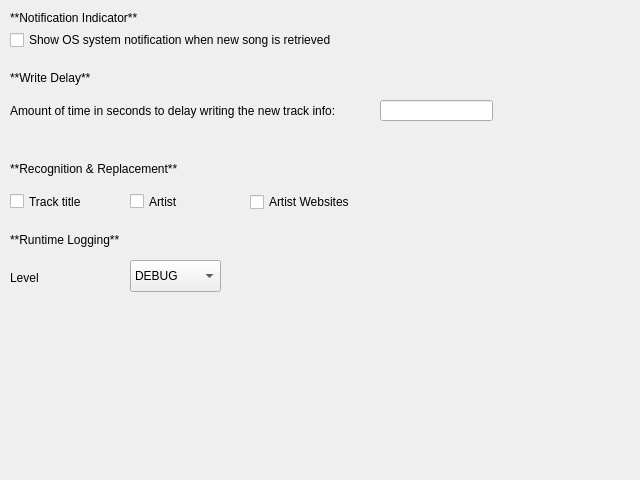
whatsnowplaying/whats-now-playing, file nowplaying/resources/general_ui.ui: the form before one commit.
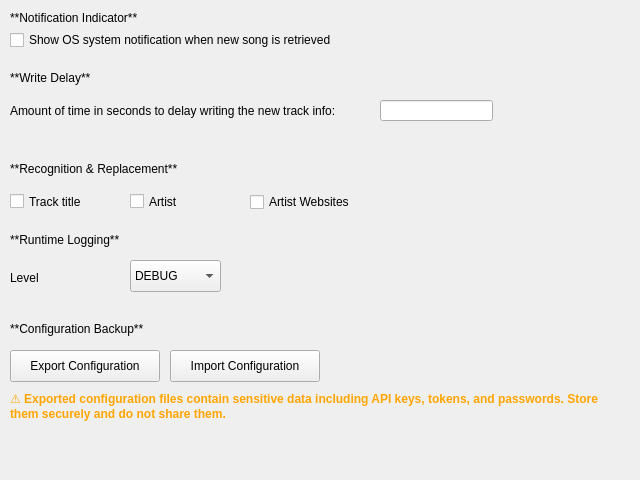
The form after the commit.

What changed in the file:
```diff
--- a/nowplaying/resources/general_ui.ui
+++ b/nowplaying/resources/general_ui.ui
@@ -206,6 +206,73 @@
     <string>Artist Websites</string>
    </property>
   </widget>
+  <widget class="QLabel" name="config_backup_label">
+   <property name="geometry">
+    <rect>
+     <x>10</x>
+     <y>320</y>
+     <width>201</width>
+     <height>17</height>
+    </rect>
+   </property>
+   <property name="text">
+    <string>**Configuration Backup**</string>
+   </property>
+   <property name="textFormat">
+    <enum>Qt::MarkdownText</enum>
+   </property>
+  </widget>
+  <widget class="QPushButton" name="export_config_button">
+   <property name="geometry">
+    <rect>
+     <x>10</x>
+     <y>350</y>
+     <width>150</width>
+     <height>32</height>
+    </rect>
+   </property>
+   <property name="text">
+    <string>Export Configuration</string>
+   </property>
+   <property name="toolTip">
+    <string>Export all settings to a JSON file. WARNING: Contains sensitive data including API keys and passwords.</string>
+   </property>
+  </widget>
+  <widget class="QPushButton" name="import_config_button">
+   <property name="geometry">
+    <rect>
+     <x>170</x>
+     <y>350</y>
+     <width>150</width>
+     <height>32</height>
+    </rect>
+   </property>
+   <property name="text">
+    <string>Import Configuration</string>
+   </property>
+   <property name="toolTip">
+    <string>Import settings from a JSON file. This will overwrite current settings.</string>
+   </property>
+  </widget>
+  <widget class="QLabel" name="config_warning_label">
+   <property name="geometry">
+    <rect>
+     <x>10</x>
+     <y>390</y>
+     <width>610</width>
+     <height>32</height>
+    </rect>
+   </property>
+   <property name="text">
+    <string>⚠️ Exported configuration files contain sensitive data including API keys, tokens, and passwords. Store them securely and do not share them.</string>
+   </property>
+   <property name="wordWrap">
+    <bool>true</bool>
+   </property>
+   <property name="styleSheet">
+    <string>QLabel { color: orange; font-weight: bold; }</string>
+   </property>
+  </widget>
  </widget>
  <resources/>
  <connections/>
```
